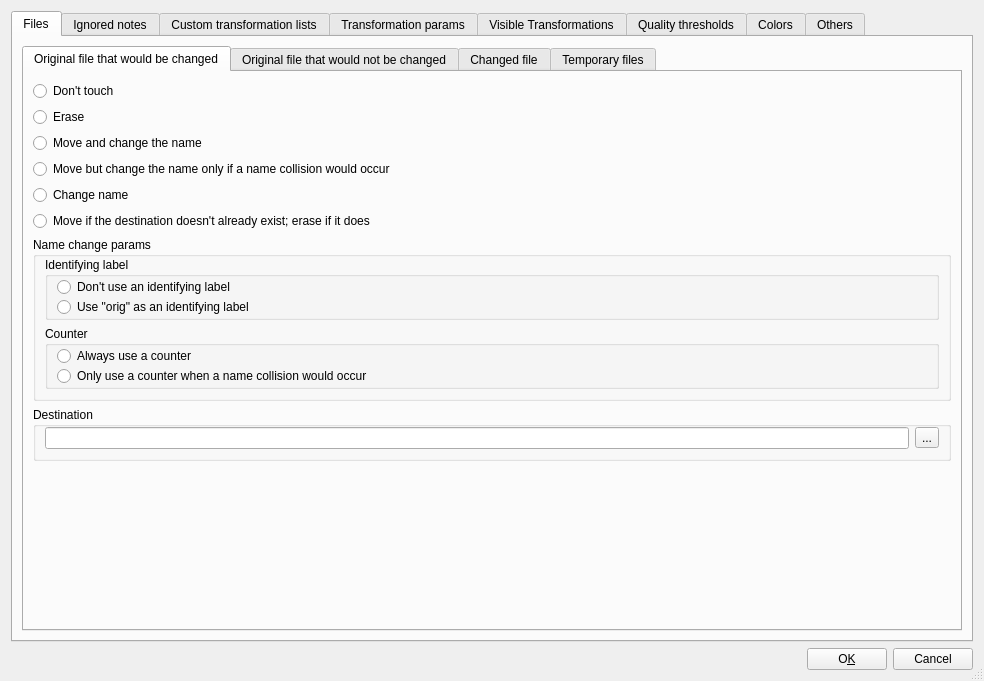
Above: mp3diags/src/Config.ui from frispete/mp3diags before the change. Below: the same form after it.
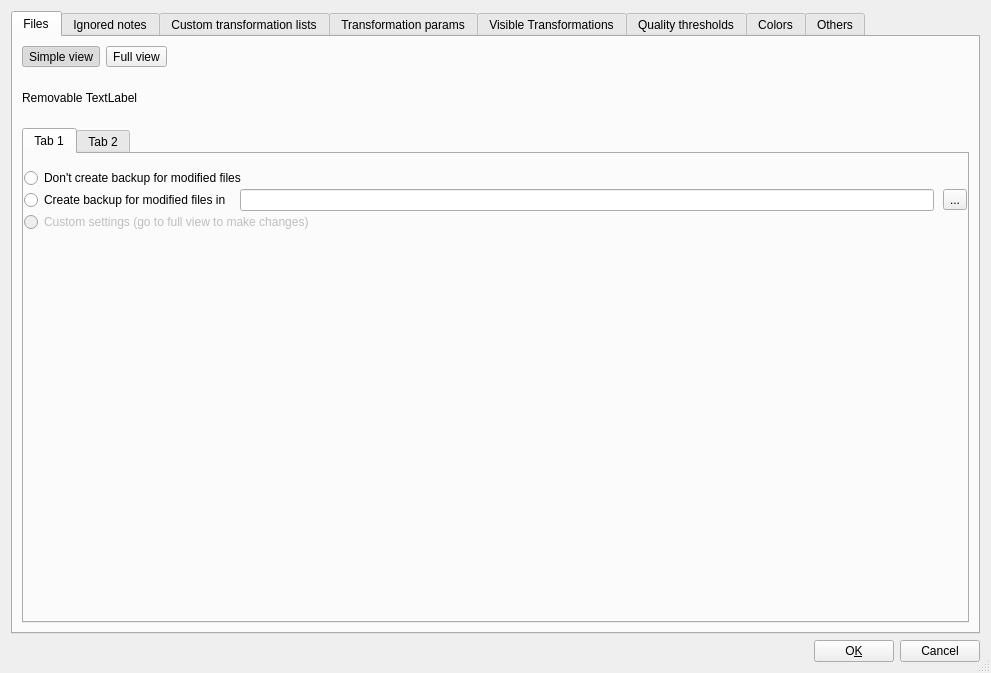
That is the form after the change. Icons and pictures are not drawn.

Commit message: Simple / Full view for file configuration

```diff
--- a/mp3diags/src/Config.ui
+++ b/mp3diags/src/Config.ui
@@ -5,8 +5,8 @@
    <rect>
     <x>0</x>
     <y>0</y>
-    <width>984</width>
-    <height>681</height>
+    <width>991</width>
+    <height>673</height>
    </rect>
   </property>
   <property name="minimumSize" >
@@ -37,8 +37,197 @@
       <attribute name="title" >
        <string>Files</string>
       </attribute>
-      <layout class="QGridLayout" >
-       <item row="0" column="0" >
+      <layout class="QVBoxLayout" >
+       <item>
+        <widget class="QWidget" native="1" name="widget_28" >
+         <layout class="QHBoxLayout" >
+          <property name="leftMargin" >
+           <number>0</number>
+          </property>
+          <property name="topMargin" >
+           <number>0</number>
+          </property>
+          <property name="rightMargin" >
+           <number>0</number>
+          </property>
+          <property name="bottomMargin" >
+           <number>0</number>
+          </property>
+          <item>
+           <widget class="QToolButton" name="m_pSimpleViewB" >
+            <property name="focusPolicy" >
+             <enum>Qt::NoFocus</enum>
+            </property>
+            <property name="text" >
+             <string>Simple view</string>
+            </property>
+            <property name="checkable" >
+             <bool>true</bool>
+            </property>
+            <property name="checked" >
+             <bool>true</bool>
+            </property>
+           </widget>
+          </item>
+          <item>
+           <widget class="QToolButton" name="m_pFullViewB" >
+            <property name="focusPolicy" >
+             <enum>Qt::NoFocus</enum>
+            </property>
+            <property name="text" >
+             <string>Full view</string>
+            </property>
+            <property name="checkable" >
+             <bool>true</bool>
+            </property>
+           </widget>
+          </item>
+          <item>
+           <spacer>
+            <property name="orientation" >
+             <enum>Qt::Horizontal</enum>
+            </property>
+            <property name="sizeHint" >
+             <size>
+              <width>40</width>
+              <height>20</height>
+             </size>
+            </property>
+           </spacer>
+          </item>
+         </layout>
+        </widget>
+       </item>
+       <item>
+        <widget class="QWidget" native="1" name="m_pFileSettingsW" >
+         <property name="sizePolicy" >
+          <sizepolicy vsizetype="Expanding" hsizetype="Preferred" >
+           <horstretch>0</horstretch>
+           <verstretch>10</verstretch>
+          </sizepolicy>
+         </property>
+         <layout class="QHBoxLayout" >
+          <property name="leftMargin" >
+           <number>0</number>
+          </property>
+          <property name="topMargin" >
+           <number>0</number>
+          </property>
+          <property name="rightMargin" >
+           <number>0</number>
+          </property>
+          <property name="bottomMargin" >
+           <number>0</number>
+          </property>
+          <item>
+           <widget class="QLabel" name="m_pRemovableL" >
+            <property name="text" >
+             <string>Removable TextLabel</string>
+            </property>
+           </widget>
+          </item>
+         </layout>
+        </widget>
+       </item>
+       <item>
+        <widget class="QTabWidget" name="m_pDetailsTabWidget" >
+         <property name="currentIndex" >
+          <number>0</number>
+         </property>
+         <widget class="QWidget" name="m_pSimpleViewTab" >
+          <attribute name="title" >
+           <string>Tab 1</string>
+          </attribute>
+          <layout class="QVBoxLayout" >
+           <property name="spacing" >
+            <number>1</number>
+           </property>
+           <property name="leftMargin" >
+            <number>0</number>
+           </property>
+           <property name="topMargin" >
+            <number>14</number>
+           </property>
+           <property name="rightMargin" >
+            <number>0</number>
+           </property>
+           <property name="bottomMargin" >
+            <number>0</number>
+           </property>
+           <item>
+            <widget class="QRadioButton" name="m_pDontCreateBackupRB" >
+             <property name="text" >
+              <string>Don't create backup for modified files</string>
+             </property>
+            </widget>
+           </item>
+           <item>
+            <layout class="QHBoxLayout" >
+             <property name="spacing" >
+              <number>9</number>
+             </property>
+             <item>
+              <widget class="QRadioButton" name="m_pCreateBackupRB" >
+               <property name="text" >
+                <string>Create backup for modified files in</string>
+               </property>
+              </widget>
+             </item>
+             <item>
+              <widget class="QLineEdit" name="m_pPODest2E" />
+             </item>
+             <item>
+              <widget class="QToolButton" name="m_pSelectOrigTransfDestDir2B" >
+               <property name="text" >
+                <string>...</string>
+               </property>
+              </widget>
+             </item>
+            </layout>
+           </item>
+           <item>
+            <widget class="QRadioButton" name="m_pBackupCustomRB" >
+             <property name="enabled" >
+              <bool>false</bool>
+             </property>
+             <property name="text" >
+              <string>Custom settings (go to full view to make changes)</string>
+             </property>
+            </widget>
+           </item>
+           <item>
+            <spacer>
+             <property name="orientation" >
+              <enum>Qt::Vertical</enum>
+             </property>
+             <property name="sizeHint" >
+              <size>
+               <width>20</width>
+               <height>241</height>
+              </size>
+             </property>
+            </spacer>
+           </item>
+          </layout>
+         </widget>
+         <widget class="QWidget" name="m_pFullViewTab" >
+          <attribute name="title" >
+           <string>Tab 2</string>
+          </attribute>
+          <layout class="QHBoxLayout" >
+           <property name="leftMargin" >
+            <number>0</number>
+           </property>
+           <property name="topMargin" >
+            <number>0</number>
+           </property>
+           <property name="rightMargin" >
+            <number>0</number>
+           </property>
+           <property name="bottomMargin" >
+            <number>0</number>
+           </property>
+           <item>
         <widget class="QTabWidget" name="tabWidget" >
          <property name="tabPosition" >
           <enum>QTabWidget::North</enum>
@@ -775,6 +964,10 @@
        </item>
       </layout>
      </widget>
+        </widget>
+       </item>
+      </layout>
+     </widget>
      <widget class="QWidget" name="m_pIgnoredNotesW" >
       <attribute name="title" >
        <string>Ignored notes</string>
```
Left out of the diff: 45 changed lines with no effect on the pictures. Lines whose indentation alone changed are shown as unchanged. The commit also changes 14 other files.
